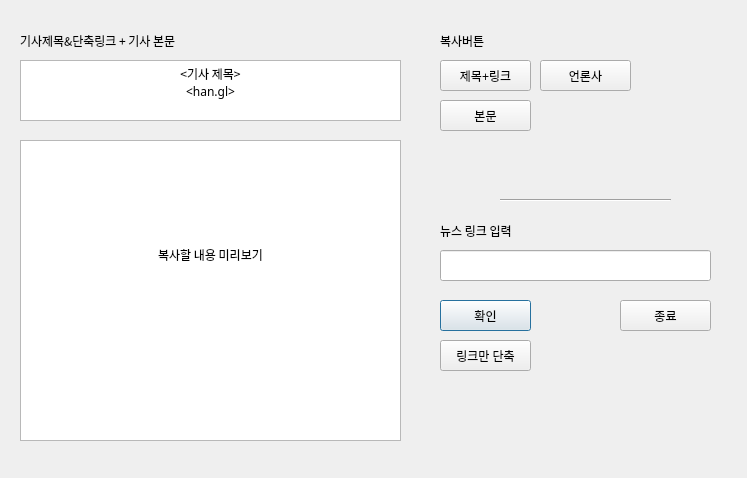
The window that ui/HGA.ui (memoday/hangangUtil) describes before a commit, drawn with Qt 5.
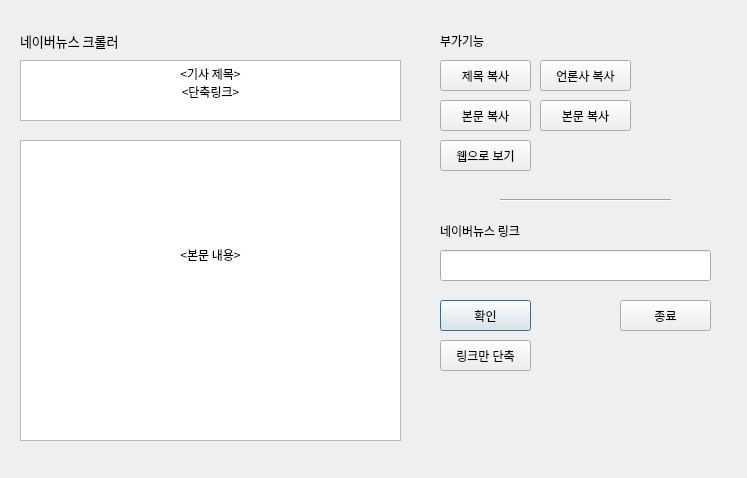
The same window after the commit.

Patch:
```diff
--- a/ui/HGA.ui
+++ b/ui/HGA.ui
@@ -57,7 +57,7 @@
 &lt;/style&gt;&lt;/head&gt;&lt;body style=&quot; font-family:'맑은 고딕'; font-size:9pt; font-weight:400; font-style:normal;&quot;&gt;
 &lt;p align=&quot;center&quot; style=&quot; margin-top:0px; margin-bottom:0px; margin-left:0px; margin-right:0px; -qt-block-indent:0; text-indent:0px;&quot;&gt;&lt;br /&gt;&lt;/p&gt;
 &lt;p align=&quot;center&quot; style=&quot;-qt-paragraph-type:empty; margin-top:0px; margin-bottom:0px; margin-left:0px; margin-right:0px; -qt-block-indent:0; text-indent:0px;&quot;&gt;&lt;br /&gt;&lt;/p&gt;
-&lt;p align=&quot;center&quot; style=&quot; margin-top:0px; margin-bottom:0px; margin-left:0px; margin-right:0px; -qt-block-indent:0; text-indent:0px;&quot;&gt;&lt;br /&gt;&lt;br /&gt;&lt;br /&gt;복사할 내용 미리보기&lt;/p&gt;&lt;/body&gt;&lt;/html&gt;</string>
+&lt;p align=&quot;center&quot; style=&quot; margin-top:0px; margin-bottom:0px; margin-left:0px; margin-right:0px; -qt-block-indent:0; text-indent:0px;&quot;&gt;&lt;br /&gt;&lt;br /&gt;&lt;br /&gt;&amp;lt;본문 내용&amp;gt;&lt;/p&gt;&lt;/body&gt;&lt;/html&gt;</string>
    </property>
   </widget>
   <widget class="QLineEdit" name="input_link">
@@ -101,7 +101,7 @@
     </font>
    </property>
    <property name="text">
-    <string>뉴스 링크 입력</string>
+    <string>네이버뉴스 링크</string>
    </property>
    <property name="textFormat">
     <enum>Qt::AutoText</enum>
@@ -140,7 +140,7 @@
 p, li { white-space: pre-wrap; }
 &lt;/style&gt;&lt;/head&gt;&lt;body style=&quot; font-family:'맑은 고딕'; font-size:9pt; font-weight:400; font-style:normal;&quot;&gt;
 &lt;p align=&quot;center&quot; style=&quot; margin-top:0px; margin-bottom:0px; margin-left:0px; margin-right:0px; -qt-block-indent:0; text-indent:0px;&quot;&gt;&amp;lt;기사 제목&amp;gt;&lt;/p&gt;
-&lt;p align=&quot;center&quot; style=&quot; margin-top:0px; margin-bottom:0px; margin-left:0px; margin-right:0px; -qt-block-indent:0; text-indent:0px;&quot;&gt;&amp;lt;han.gl&amp;gt;&lt;/p&gt;&lt;/body&gt;&lt;/html&gt;</string>
+&lt;p align=&quot;center&quot; style=&quot; margin-top:0px; margin-bottom:0px; margin-left:0px; margin-right:0px; -qt-block-indent:0; text-indent:0px;&quot;&gt;&amp;lt;단축링크&amp;gt;&lt;/p&gt;&lt;/body&gt;&lt;/html&gt;</string>
    </property>
   </widget>
   <widget class="QPushButton" name="btn_exit">
@@ -171,11 +171,11 @@
    <property name="font">
     <font>
      <family>굴림</family>
-     <pointsize>9</pointsize>
+     <pointsize>10</pointsize>
     </font>
    </property>
    <property name="text">
-    <string>기사제목&amp;단축링크 + 기사 본문</string>
+    <string>네이버뉴스 크롤러</string>
    </property>
    <property name="textFormat">
     <enum>Qt::AutoText</enum>
@@ -210,7 +210,7 @@
     <bool>false</bool>
    </property>
    <property name="text">
-    <string>언론사</string>
+    <string>언론사 복사</string>
    </property>
   </widget>
   <widget class="QPushButton" name="btn_copyOutput2">
@@ -226,7 +226,7 @@
     <bool>false</bool>
    </property>
    <property name="text">
-    <string>제목+링크</string>
+    <string>제목 복사</string>
    </property>
   </widget>
   <widget class="Line" name="line">
@@ -258,7 +258,7 @@
     </font>
    </property>
    <property name="text">
-    <string>복사버튼</string>
+    <string>부가기능</string>
    </property>
    <property name="textFormat">
     <enum>Qt::AutoText</enum>
@@ -277,7 +277,39 @@
     <bool>false</bool>
    </property>
    <property name="text">
-    <string>본문</string>
+    <string>본문 복사</string>
+   </property>
+  </widget>
+  <widget class="QPushButton" name="btn_url">
+   <property name="geometry">
+    <rect>
+     <x>440</x>
+     <y>140</y>
+     <width>91</width>
+     <height>31</height>
+    </rect>
+   </property>
+   <property name="autoFillBackground">
+    <bool>false</bool>
+   </property>
+   <property name="text">
+    <string>웹으로 보기</string>
+   </property>
+  </widget>
+  <widget class="QPushButton" name="btn_copyOutput_3">
+   <property name="geometry">
+    <rect>
+     <x>540</x>
+     <y>100</y>
+     <width>91</width>
+     <height>31</height>
+    </rect>
+   </property>
+   <property name="autoFillBackground">
+    <bool>false</bool>
+   </property>
+   <property name="text">
+    <string>본문 복사</string>
    </property>
   </widget>
  </widget>
```
